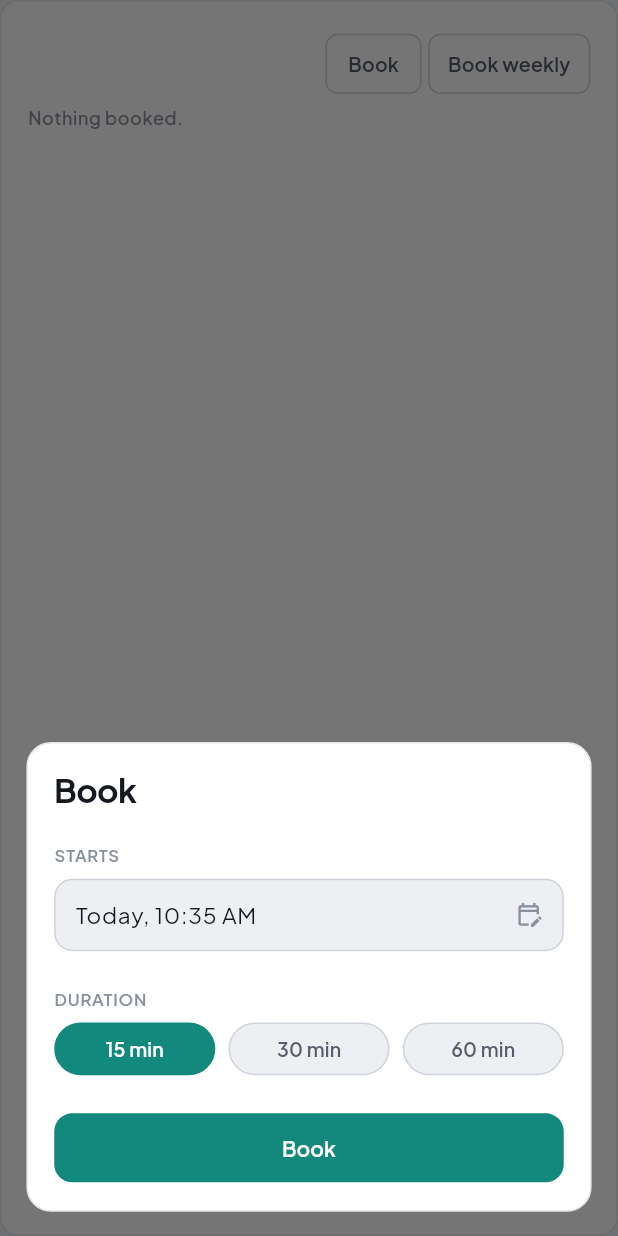
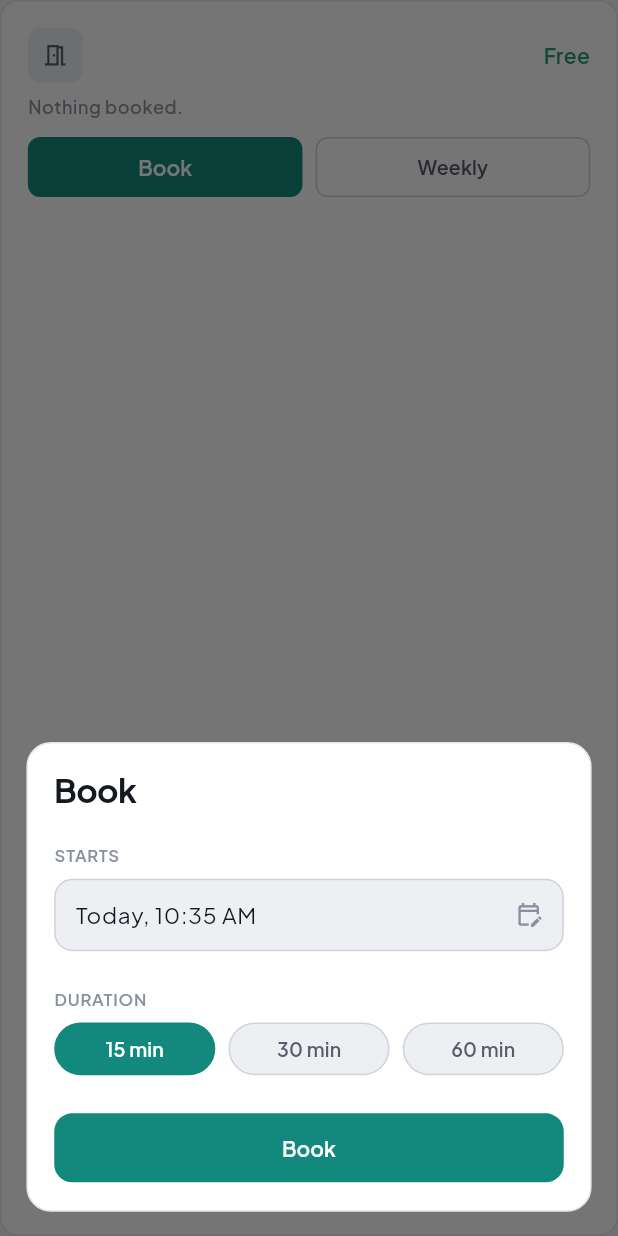
Before and after one commit to recurva/quiet_pass, a Flutter app: the _SpaceCard widget shown alone on an empty page, opened directly with empty values, after a tap on "Book", on a phone screen of 412 x 824 dp. Run offline on Flutter 3.47's test engine with Material 3 defaults, Android fonts, the phone set to English and light mode, and no system bars; our stand-ins replace firebase_auth, firebase_core, firebase_messaging, flutter_local_notifications, flutter_riverpod, flutter_screenutil and 6 more; accounts and stored records are empty; network calls fail.

Commit message:
Redesign Spaces cards: icon chip, Free/In use badge, active-now tint
Each space card now leads with an icon chip + name + a colored "Free"/
"In use" word instead of two always-outlined buttons in the header
row. When a space is occupied right now, a tinted sub-card shows the
current holder's avatar, name, and time range, matching the mockup's
"in use" sub-row. The bottom actions became a Book/Book now + Weekly
pair of half-width buttons, filled when free and outlined otherwise.

The full reservation list (with its own per-row cancel / "ask for 5
min" actions) is unchanged and still rendered below, so no existing
action lost its affordance - _book and _bookWeekly are still wired to
the same handlers, just via restyled buttons.

Co-Authored-By: Claude Sonnet 5 <noreply@anthropic.com>

```diff
--- a/frontend/lib/features/groups/spaces_page.dart
+++ b/frontend/lib/features/groups/spaces_page.dart
@@ -5,6 +5,7 @@ import 'package:flutter_screenutil/flutter_screenutil.dart';
 import '../../core/api_client.dart';
 import '../../core/local_time.dart';
 import '../../theme/app_snackbar.dart';
+import '../../theme/avatar.dart';
 import '../../theme/dimens.dart';
 import '../../theme/motion.dart';
 import '../../theme/theme_x.dart';
@@ -78,6 +79,10 @@ class _SpacesPageState extends ConsumerState<SpacesPage> with WidgetsBindingObse
       for (final member in membersAsync.valueOrNull ?? const [])
         member.user.id: member.user.displayName,
     };
+    final avatarUrlById = <String, String?>{
+      for (final member in membersAsync.valueOrNull ?? const [])
+        member.user.id: member.user.avatarUrl,
+    };
     final isAdmin = me == null
         ? false
         : (membersAsync.valueOrNull ?? const [])
@@ -148,6 +153,7 @@ class _SpacesPageState extends ConsumerState<SpacesPage> with WidgetsBindingObse
                               .where((r) => r.spaceId == space.id)
                               .toList(),
                           namesById: namesById,
+                          avatarUrlById: avatarUrlById,
                           myUserId: me?.id,
                           isAdmin: isAdmin,
                         ),
@@ -334,6 +340,7 @@ class _SpaceCard extends ConsumerWidget {
     required this.space,
     required this.reservations,
     required this.namesById,
+    required this.avatarUrlById,
     required this.myUserId,
     required this.isAdmin,
   });
@@ -342,6 +349,7 @@ class _SpaceCard extends ConsumerWidget {
   final AppSpace space;
   final List<AppReservation> reservations;
   final Map<String, String> namesById;
+  final Map<String, String?> avatarUrlById;
   final String? myUserId;
   final bool isAdmin;
 
@@ -350,6 +358,10 @@ class _SpaceCard extends ConsumerWidget {
     final c = context.colors;
     final sorted = [...reservations]..sort((a, b) => a.startTime.compareTo(b.startTime));
     final now = DateTime.now().toUtc();
+    final activeNow = sorted
+        .where((r) => !now.isBefore(r.startTime) && now.isBefore(r.endTime))
+        .firstOrNull;
+    final isFree = activeNow == null;
 
     return Container(
       width: double.infinity,
@@ -363,39 +375,65 @@ class _SpaceCard extends ConsumerWidget {
         crossAxisAlignment: CrossAxisAlignment.start,
         children: [
           Row(
-            mainAxisAlignment: MainAxisAlignment.spaceBetween,
             children: [
+              Container(
+                width: 36.r,
+                height: 36.r,
+                alignment: Alignment.center,
+                decoration: BoxDecoration(
+                  color: c.surface2,
+                  borderRadius: BorderRadius.circular(Radii.sm.r),
+                ),
+                child: Icon(Icons.meeting_room_outlined, size: 18.r, color: c.ink2),
+              ),
+              SizedBox(width: Space.md.w),
               Expanded(
                 child: Text(
                   space.name,
                   style: context.text.bodyLarge?.copyWith(fontWeight: FontWeight.w600),
                 ),
               ),
-              OutlinedButton(
-                onPressed: () => _book(context, ref),
-                style: OutlinedButton.styleFrom(
-                  foregroundColor: c.ink2,
-                  side: BorderSide(color: c.line2),
-                  padding: EdgeInsets.symmetric(horizontal: Space.md.w, vertical: Space.xs.h),
-                  shape: RoundedRectangleBorder(borderRadius: BorderRadius.circular(Radii.sm.r)),
+              Text(
+                isFree ? 'Free' : 'In use',
+                style: context.text.bodyMedium?.copyWith(
+                  color: isFree ? c.open.solid : c.call.solid,
+                  fontWeight: FontWeight.w600,
                 ),
-                child: const Text('Book'),
-              ),
-              SizedBox(width: Space.xs.w),
-              OutlinedButton(
-                onPressed: () => _bookWeekly(context, ref),
-                style: OutlinedButton.styleFrom(
-                  foregroundColor: c.ink2,
-                  side: BorderSide(color: c.line2),
-                  padding: EdgeInsets.symmetric(horizontal: Space.md.w, vertical: Space.xs.h),
-                  shape: RoundedRectangleBorder(borderRadius: BorderRadius.circular(Radii.sm.r)),
-                ),
-                child: const Text('Book weekly'),
               ),
             ],
           ),
+          if (activeNow != null) ...[
+            SizedBox(height: Space.sm.h),
+            Container(
+              width: double.infinity,
+              padding: EdgeInsets.symmetric(horizontal: Space.md.w, vertical: Space.sm.h),
+              decoration: BoxDecoration(
+                color: c.call.tint,
+                borderRadius: BorderRadius.circular(Radii.sm.r),
+              ),
+              child: Row(
+                children: [
+                  Avatar(
+                    name: namesById[activeNow.userId] ?? 'A housemate',
+                    photoUrl: avatarUrlById[activeNow.userId],
+                    size: 22.r,
+                  ),
+                  SizedBox(width: Space.sm.w),
+                  Expanded(
+                    child: Text(
+                      '${namesById[activeNow.userId] ?? 'A housemate'} · '
+                      '${activeNow.startTime.toLocalTimeLabel()} – ${activeNow.endTime.toLocalTimeLabel()}',
+                      style: context.text.bodySmall?.copyWith(color: c.call.ink, fontWeight: FontWeight.w600),
+                      maxLines: 1,
+                      overflow: TextOverflow.ellipsis,
+                    ),
+                  ),
+                ],
+              ),
+            ),
+          ],
           if (sorted.isEmpty) ...[
-            SizedBox(height: Space.xs.h),
+            SizedBox(height: Space.sm.h),
             Text('Nothing booked.', style: context.text.bodySmall?.copyWith(color: c.ink3)),
           ] else ...[
             SizedBox(height: Space.sm.h),
@@ -416,6 +454,45 @@ class _SpaceCard extends ConsumerWidget {
                 ),
               ),
           ],
+          SizedBox(height: Space.sm.h),
+          Row(
+            children: [
+              Expanded(
+                child: isFree
+                    ? FilledButton(
+                        onPressed: () => _book(context, ref),
+                        style: FilledButton.styleFrom(
+                          padding: EdgeInsets.symmetric(vertical: Space.xs.h),
+                          shape: RoundedRectangleBorder(borderRadius: BorderRadius.circular(Radii.sm.r)),
+                        ),
+                        child: const Text('Book'),
+                      )
+                    : OutlinedButton(
+                        onPressed: () => _book(context, ref),
+                        style: OutlinedButton.styleFrom(
+                          foregroundColor: c.ink2,
+                          side: BorderSide(color: c.line2),
+                          padding: EdgeInsets.symmetric(vertical: Space.xs.h),
+                          shape: RoundedRectangleBorder(borderRadius: BorderRadius.circular(Radii.sm.r)),
+                        ),
+                        child: const Text('Book now'),
+                      ),
+              ),
+              SizedBox(width: Space.sm.w),
+              Expanded(
+                child: OutlinedButton(
+                  onPressed: () => _bookWeekly(context, ref),
+                  style: OutlinedButton.styleFrom(
+                    foregroundColor: c.ink2,
+                    side: BorderSide(color: c.line2),
+                    padding: EdgeInsets.symmetric(vertical: Space.xs.h),
+                    shape: RoundedRectangleBorder(borderRadius: BorderRadius.circular(Radii.sm.r)),
+                  ),
+                  child: const Text('Weekly'),
+                ),
+              ),
+            ],
+          ),
         ],
       ),
     );
```
